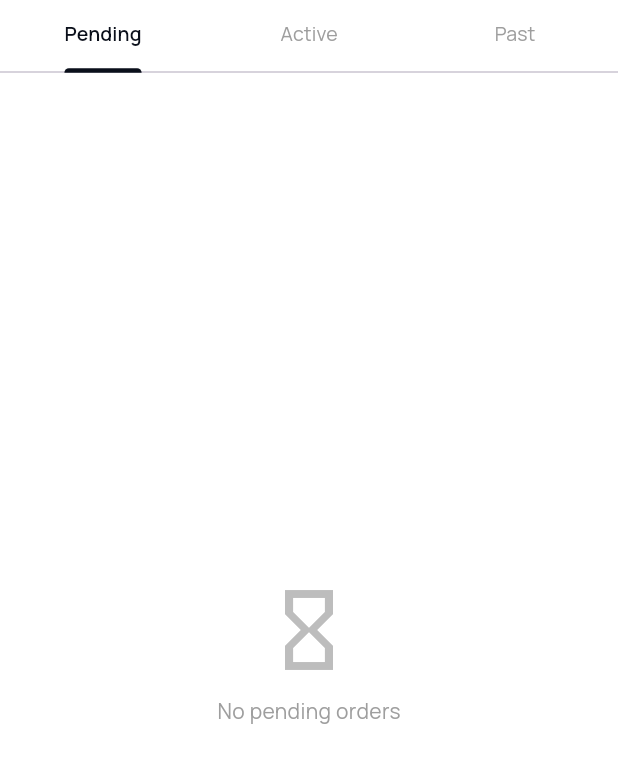
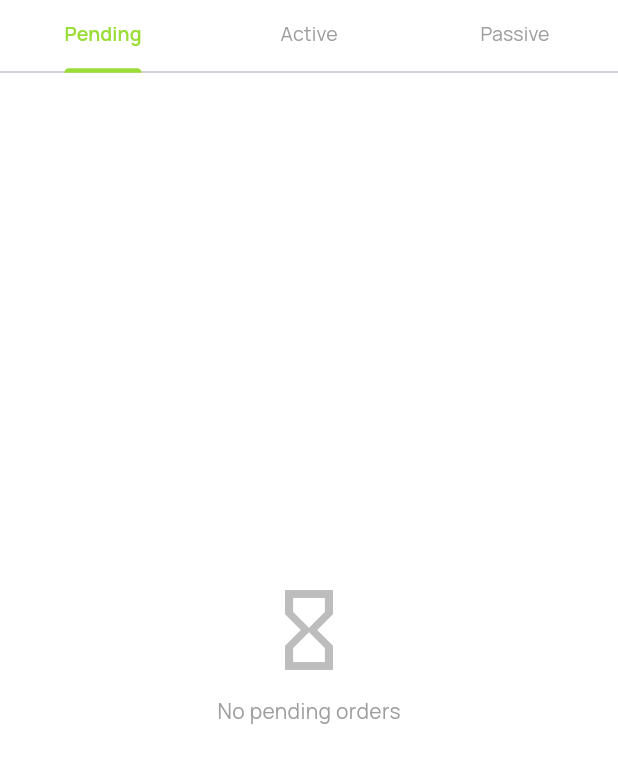
Before and after one commit to orderSwiftly/swiftly-mobile, a Flutter app: the OrderHeader widget shown alone on an empty page, opened directly with empty values, on a phone screen of 412 x 824 dp. Shown: the top 763 px of the screen. Run offline on Flutter 3.47's test engine with Material 3 defaults, Android fonts, the phone set to English and light mode, and no system bars; our stand-ins replace country_code_picker, flutter_dotenv, flutter_riverpod, flutter_secure_storage, pin_code_fields, shared_preferences and 1 more; accounts and stored records are empty; network calls fail.

Commit message:
few ui touches on the order header

```diff
--- a/lib/widgets/order_header.dart
+++ b/lib/widgets/order_header.dart
@@ -12,7 +12,7 @@ extension OrderTabExt on OrderTab {
   String get label => switch (this) {
     OrderTab.pending => 'Pending',
     OrderTab.active => 'Active',
-    OrderTab.passive => 'Past',
+    OrderTab.passive => 'Passive',
   };
 
   bool matches(String status) => switch (this) {
@@ -90,9 +90,9 @@ class _OrderHeaderState extends State<OrderHeader>
               fontWeight: FontWeight.w600,
             ),
             unselectedLabelStyle: AppTypography.body.copyWith(fontSize: 13),
-            labelColor: AppColors.primary,
+            labelColor: AppColors.accent,
             unselectedLabelColor: Colors.grey,
-            indicatorColor: AppColors.primary,
+            indicatorColor: AppColors.accent,
             indicatorWeight: 2.5,
             tabs: OrderTab.values.map((tab) {
               final count = _filtered(tab).length;
@@ -167,7 +167,7 @@ class _CountBubble extends StatelessWidget {
     return Container(
       padding: const EdgeInsets.symmetric(horizontal: 6, vertical: 2),
       decoration: BoxDecoration(
-        color: AppColors.primary.withOpacity(0.12),
+        color: AppColors.prof.withOpacity(0.12),
         borderRadius: BorderRadius.circular(10),
       ),
       child: Text(
@@ -175,7 +175,7 @@ class _CountBubble extends StatelessWidget {
         style: TextStyle(
           fontSize: 11,
           fontWeight: FontWeight.w700,
-          color: AppColors.primary,
+          color: AppColors.waveClr,
         ),
       ),
     );
```
